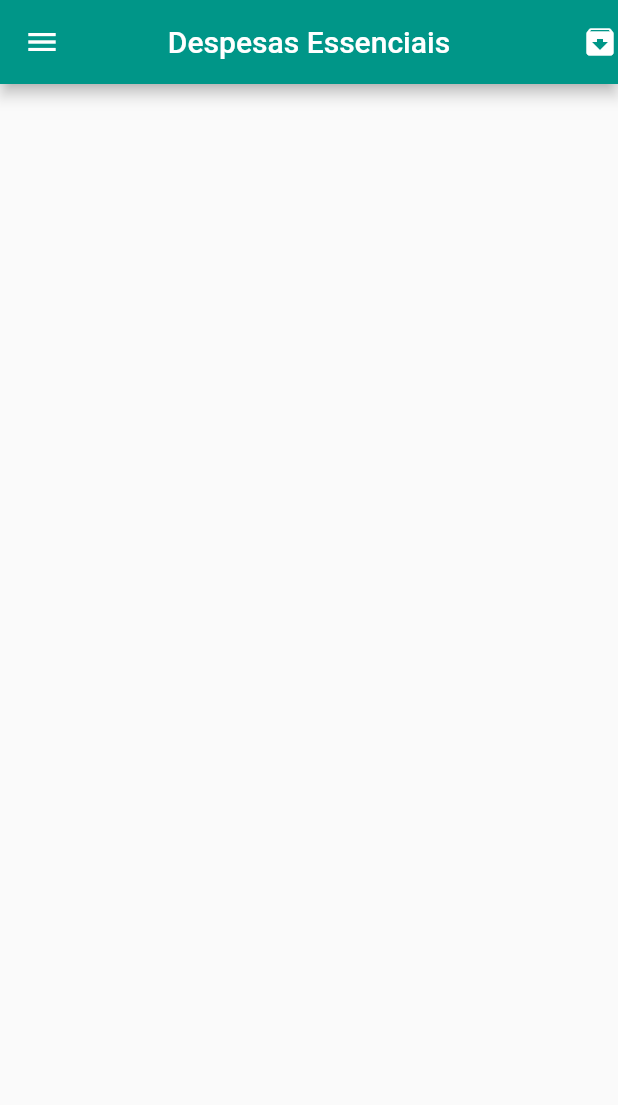
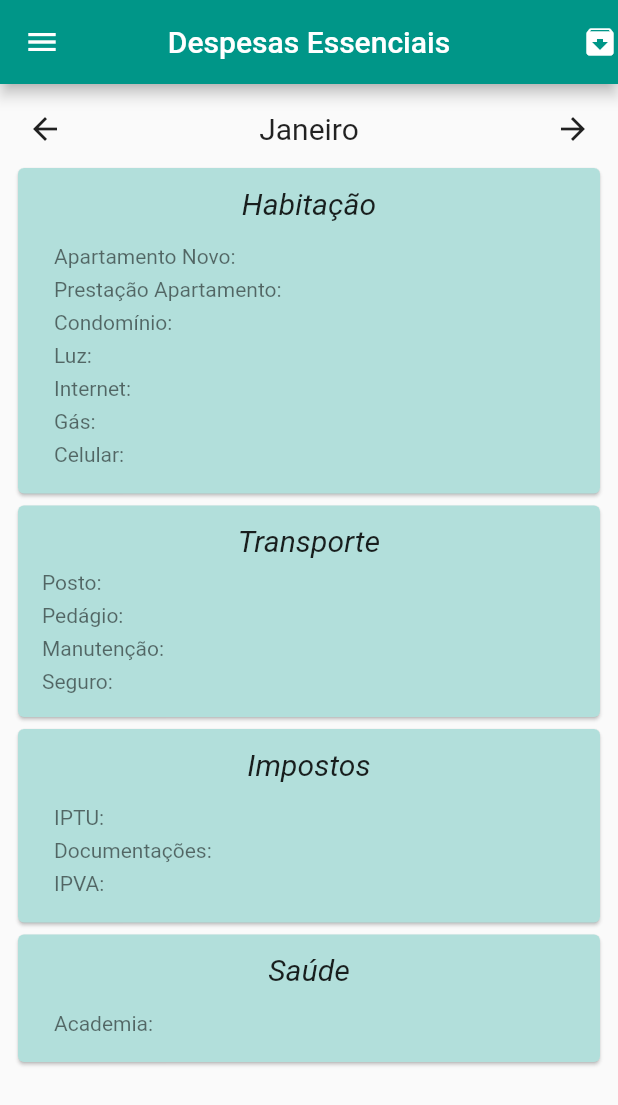
Before and after one commit to MuriloAlexSilva/App-Controle-Gastos, a Flutter app: the DespesasEssenciais screen opened by its route, on a phone screen of 412 x 824 dp. Shown: the top 1105 px of the screen. Run offline on Flutter 3.47's test engine with Material 2 defaults, Android fonts, the phone set to English and light mode, and no system bars.

Commit message:
Implementação do card

```diff
--- a/lib/main.dart
+++ b/lib/main.dart
@@ -1,7 +1,7 @@
 import 'package:controle_gastos/controllers/app_controller.dart';
 import 'package:controle_gastos/pages/DespesasAdicionais/DespesasAdicionais.dart';
 import 'package:controle_gastos/pages/DespesasEssenciais/DespesasEssenciais.dart';
-import 'package:controle_gastos/pages/DespesasExtraordinarias/DespesasVariaveis/DespesasExtraordinarias.dart';
+import 'package:controle_gastos/pages/DespesasExtraordinarias/DespesasExtraordinarias.dart';
 import 'package:controle_gastos/pages/DespesasVariaveis/DespesasVariaveis.dart';
 import 'package:controle_gastos/pages/HomePage/HomePage.dart';
 import 'package:controle_gastos/pages/Investimentos/Investimentos.dart';
--- a/lib/pages/DespesasEssenciais/DespesasEssenciais.dart
+++ b/lib/pages/DespesasEssenciais/DespesasEssenciais.dart
@@ -1,3 +1,4 @@
+import 'package:controle_gastos/pages/DespesasEssenciais/assets/PageModel.dart';
 import 'package:controle_gastos/widgets/CustomDrawer.dart';
 import 'package:flutter/material.dart';
 
@@ -18,12 +19,105 @@ class _DespesasEssenciaisState extends State<DespesasEssenciais> {
         ),
         actions: [Icon(Icons.archive)],
       ),
-      body: SingleChildScrollView(
-        child: Column(
-          children: [
-            Card(),
-          ],
-        ),
+      body: PageView(
+        children: [
+          SingleChildScrollView(
+            child: Padding(
+              padding: const EdgeInsets.all(8.0),
+              child: PageModel(
+                mes: "Janeiro",
+              ),
+            ),
+          ),
+          SingleChildScrollView(
+            child: Padding(
+              padding: const EdgeInsets.all(8.0),
+              child: PageModel(
+                mes: "Fevereiro",
+              ),
+            ),
+          ),
+          SingleChildScrollView(
+            child: Padding(
+              padding: const EdgeInsets.all(8.0),
+              child: PageModel(
+                mes: "Março",
+              ),
+            ),
+          ),
+          SingleChildScrollView(
+            child: Padding(
+              padding: const EdgeInsets.all(8.0),
+              child: PageModel(
+                mes: "Abril",
+              ),
+            ),
+          ),
+          SingleChildScrollView(
+            child: Padding(
+              padding: const EdgeInsets.all(8.0),
+              child: PageModel(
+                mes: "Maio",
+              ),
+            ),
+          ),
+          SingleChildScrollView(
+            child: Padding(
+              padding: const EdgeInsets.all(8.0),
+              child: PageModel(
+                mes: "Junho",
+              ),
+            ),
+          ),
+          SingleChildScrollView(
+            child: Padding(
+              padding: const EdgeInsets.all(8.0),
+              child: PageModel(
+                mes: "Julho",
+              ),
+            ),
+          ),
+          SingleChildScrollView(
+            child: Padding(
+              padding: const EdgeInsets.all(8.0),
+              child: PageModel(
+                mes: "Agosto",
+              ),
+            ),
+          ),
+          SingleChildScrollView(
+            child: Padding(
+              padding: const EdgeInsets.all(8.0),
+              child: PageModel(
+                mes: "Setembro",
+              ),
+            ),
+          ),
+          SingleChildScrollView(
+            child: Padding(
+              padding: const EdgeInsets.all(8.0),
+              child: PageModel(
+                mes: "Outubro",
+              ),
+            ),
+          ),
+          SingleChildScrollView(
+            child: Padding(
+              padding: const EdgeInsets.all(8.0),
+              child: PageModel(
+                mes: "Novembro",
+              ),
+            ),
+          ),
+          SingleChildScrollView(
+            child: Padding(
+              padding: const EdgeInsets.all(8.0),
+              child: PageModel(
+                mes: "Dezembro",
+              ),
+            ),
+          ),
+        ],
       ),
     );
   }
--- /dev/null
+++ b/lib/pages/DespesasEssenciais/assets/PageModel.dart
@@ -0,0 +1,184 @@
+import 'package:flutter/material.dart';
+
+class PageModel extends StatelessWidget {
+  final String mes;
+
+  const PageModel({Key key, this.mes}) : super(key: key);
+
+  @override
+  Widget build(BuildContext context) {
+    return Column(
+      children: [
+        Padding(
+          padding: const EdgeInsets.all(10.0),
+          child: Row(
+            mainAxisAlignment: MainAxisAlignment.spaceBetween,
+            children: [
+              Icon(Icons.arrow_back),
+              Text(
+                mes,
+                style: TextStyle(fontSize: 20),
+              ),
+              Icon(Icons.arrow_forward)
+            ],
+          ),
+        ),
+        Center(
+          child: Card(
+            color: Colors.teal[100],
+            child: ListTile(
+              title: Padding(
+                padding: const EdgeInsets.all(8.0),
+                child: Text(
+                  "Habitação",
+                  textAlign: TextAlign.center,
+                  style: TextStyle(fontSize: 20, fontStyle: FontStyle.italic),
+                ),
+              ),
+              subtitle: Padding(
+                padding: const EdgeInsets.all(8.0),
+                child: Column(
+                  crossAxisAlignment: CrossAxisAlignment.start,
+                  children: [
+                    Padding(
+                      padding: const EdgeInsets.only(bottom: 6.0),
+                      child: Text("Apartamento Novo: ",
+                          textAlign: TextAlign.start),
+                    ),
+                    Padding(
+                      padding: const EdgeInsets.only(bottom: 6.0),
+                      child: Text("Prestação Apartamento: ",
+                          textAlign: TextAlign.start),
+                    ),
+                    Padding(
+                      padding: const EdgeInsets.only(bottom: 6.0),
+                      child: Text("Condomínio: ", textAlign: TextAlign.start),
+                    ),
+                    Padding(
+                      padding: const EdgeInsets.only(bottom: 6.0),
+                      child: Text("Luz: ", textAlign: TextAlign.start),
+                    ),
+                    Padding(
+                      padding: const EdgeInsets.only(bottom: 6.0),
+                      child: Text("Internet: ", textAlign: TextAlign.start),
+                    ),
+                    Padding(
+                      padding: const EdgeInsets.only(bottom: 6.0),
+                      child: Text("Gás: ", textAlign: TextAlign.start),
+                    ),
+                    Padding(
+                      padding: const EdgeInsets.only(bottom: 6.0),
+                      child: Text("Celular: ", textAlign: TextAlign.start),
+                    ),
+                  ],
+                ),
+              ),
+            ),
+          ),
+        ),
+        Center(
+          child: Card(
+            color: Colors.teal[100],
+            child: ListTile(
+              title: Padding(
+                padding: const EdgeInsets.all(8.0),
+                child: Text(
+                  "Transporte",
+                  textAlign: TextAlign.center,
+                  style: TextStyle(fontSize: 20, fontStyle: FontStyle.italic),
+                ),
+              ),
+              subtitle: Padding(
+                padding: const EdgeInsets.only(bottom: 6.0),
+                child: Column(
+                  crossAxisAlignment: CrossAxisAlignment.start,
+                  children: [
+                    Padding(
+                      padding: const EdgeInsets.only(bottom: 6.0),
+                      child: Text("Posto: ", textAlign: TextAlign.start),
+                    ),
+                    Padding(
+                      padding: const EdgeInsets.only(bottom: 6.0),
+                      child: Text("Pedágio: ", textAlign: TextAlign.start),
+                    ),
+                    Padding(
+                      padding: const EdgeInsets.only(bottom: 6.0),
+                      child: Text("Manutenção: ", textAlign: TextAlign.start),
+                    ),
+                    Padding(
+                      padding: const EdgeInsets.only(bottom: 6.0),
+                      child: Text("Seguro: ", textAlign: TextAlign.start),
+                    ),
+                  ],
+                ),
+              ),
+            ),
+          ),
+        ),
+        Center(
+          child: Card(
+            color: Colors.teal[100],
+            child: ListTile(
+              title: Padding(
+                padding: const EdgeInsets.all(8.0),
+                child: Text(
+                  "Impostos",
+                  textAlign: TextAlign.center,
+                  style: TextStyle(fontSize: 20, fontStyle: FontStyle.italic),
+                ),
+              ),
+              subtitle: Padding(
+                padding: const EdgeInsets.all(8.0),
+                child: Column(
+                  crossAxisAlignment: CrossAxisAlignment.start,
+                  children: [
+                    Padding(
+                      padding: const EdgeInsets.only(bottom: 6.0),
+                      child: Text("IPTU: ", textAlign: TextAlign.start),
+                    ),
+                    Padding(
+                      padding: const EdgeInsets.only(bottom: 6.0),
+                      child:
+                          Text("Documentações: ", textAlign: TextAlign.start),
+                    ),
+                    Padding(
+                      padding: const EdgeInsets.only(bottom: 6.0),
+                      child: Text("IPVA: ", textAlign: TextAlign.start),
+                    ),
+                  ],
+                ),
+              ),
+            ),
+          ),
+        ),
+        Center(
+          child: Card(
+            color: Colors.teal[100],
+            child: ListTile(
+              title: Padding(
+                padding: const EdgeInsets.all(8.0),
+                child: Text(
+                  "Saúde",
+                  textAlign: TextAlign.center,
+                  style: TextStyle(fontSize: 20, fontStyle: FontStyle.italic),
+                ),
+              ),
+              subtitle: Padding(
+                padding: const EdgeInsets.all(8.0),
+                child: Column(
+                  crossAxisAlignment: CrossAxisAlignment.start,
+                  children: [
+                    Padding(
+                      padding: const EdgeInsets.only(bottom: 6.0),
+                      child: Text("Academia: ", textAlign: TextAlign.start),
+                    ),
+                  ],
+                ),
+              ),
+            ),
+          ),
+        ),
+      ],
+    );
+  }
+}
```
Also changed, not shown: lib/pages/Receitas/Receitas.dart (+16 -10 lines), lib/pages/Receitas/assets/PageModelReceitas.dart (added, +126 -0 lines).
